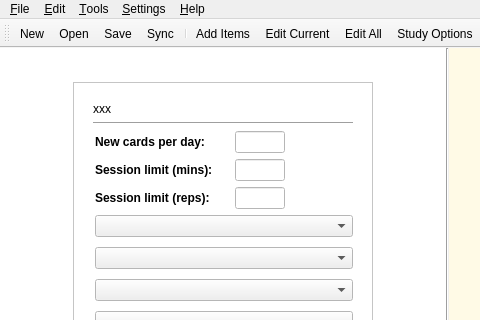
ankitects/anki, file designer/main.ui: the form before one commit; both pictures show x 0 to 480 and y 0 to 320 of the 723 by 504 pixel window.
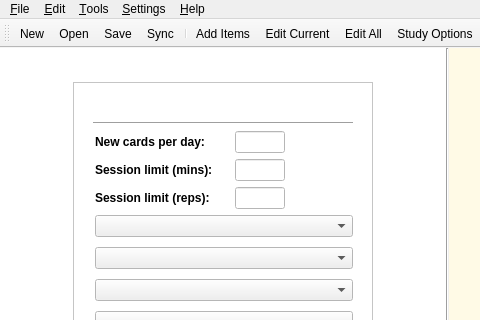
The form after the commit. The open tabs and pages were chosen to show the change. Icons and pictures are not drawn.

Commit message: remove xxx

```diff
--- a/designer/main.ui
+++ b/designer/main.ui
@@ -530,7 +530,7 @@
                   <item>
                    <widget class="QLabel" name="optionsLabel" >
                     <property name="text" >
-                     <string>xxx</string>
+                     <string/>
                     </property>
                     <property name="textInteractionFlags" >
                      <set>Qt::LinksAccessibleByMouse|Qt::TextSelectableByMouse</set>
```
Left out of the diff: 2 changed lines with no effect on the pictures.
